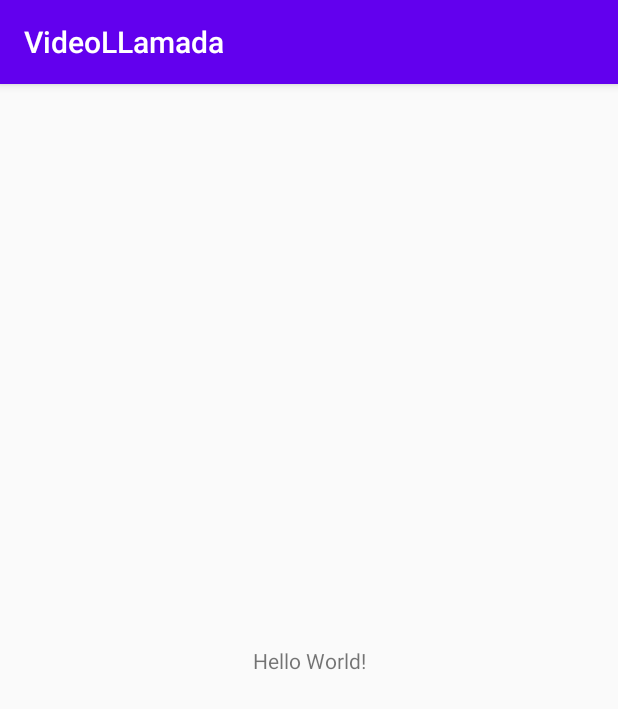
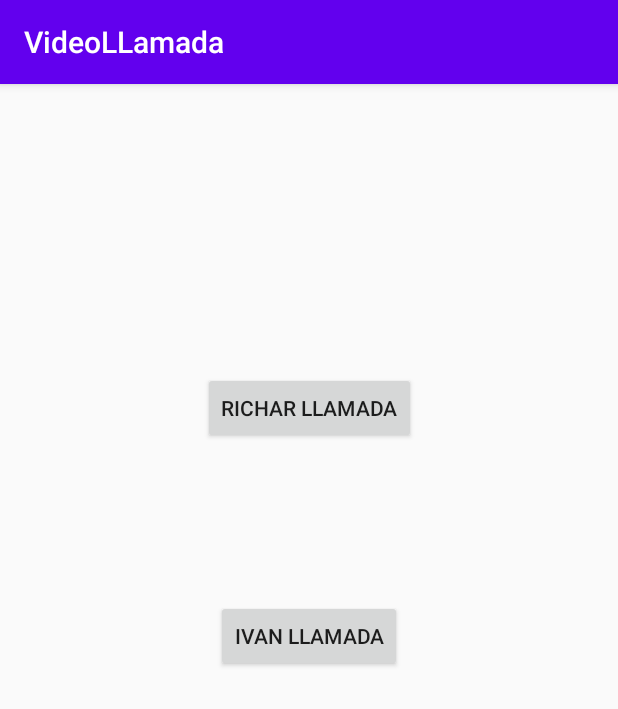
Before and after one commit to ivanescud/VideoLLamadaprueba, an Android app: the screen it shows after launch (MainActivity), on a phone screen of 412 x 824 dp. Shown: the top 709 px of the screen. Run offline under Robolectric (Android 15) with nearby library versions, the phone set to English and light mode, and no system bars.

Commit message:
Create main activity and class

```diff
--- a/app/src/main/AndroidManifest.xml
+++ b/app/src/main/AndroidManifest.xml
@@ -9,6 +9,8 @@
         android:roundIcon="@mipmap/ic_launcher_round"
         android:supportsRtl="true"
         android:theme="@style/AppTheme">
+        <activity android:name=".IvanLlamada"></activity>
+        <activity android:name=".RichardVideo" />
         <activity android:name=".MainActivity">
             <intent-filter>
                 <action android:name="android.intent.action.MAIN" />
--- a/app/src/main/java/com/simplelifestudio/videollamada/MainActivity.java
+++ b/app/src/main/java/com/simplelifestudio/videollamada/MainActivity.java
@@ -2,13 +2,54 @@ package com.simplelifestudio.videollamada;
 
 import androidx.appcompat.app.AppCompatActivity;
 
+import android.content.Intent;
 import android.os.Bundle;
+import android.view.View;
+import android.widget.Button;
 
-public class MainActivity extends AppCompatActivity {
+public class MainActivity extends AppCompatActivity implements View.OnClickListener {
+
+    private Button RCButton;
+    private Button IVButton;
 
     @Override
     protected void onCreate(Bundle savedInstanceState) {
         super.onCreate(savedInstanceState);
         setContentView(R.layout.activity_main);
+
+        init();
+
+
+
+
+    }
+
+
+
+
+    private void init() {
+
+        RCButton = findViewById(R.id.mainbutRBT);
+        IVButton = findViewById(R.id.mainIvanBT);
+
+
+        RCButton.setOnClickListener(this);
+        IVButton.setOnClickListener(this);
+
+    }
+
+    @Override
+    public void onClick(View view) {
+
+        switch (view.getId()){
+
+            case R.id.mainbutRBT:
+                startActivity(new Intent(getApplicationContext(),RichardVideo.class));
+            break;
+
+            case R.id.mainIvanBT:
+                startActivity(new Intent(getApplicationContext(),IvanLlamada.class));
+             break;
+        }
     }
 }
--- a/app/src/main/res/layout/activity_main.xml
+++ b/app/src/main/res/layout/activity_main.xml
@@ -6,13 +6,30 @@
     android:layout_height="match_parent"
     tools:context=".MainActivity">
 
-    <TextView
+    <Button
+        android:id="@+id/mainIvanBT"
         android:layout_width="wrap_content"
         android:layout_height="wrap_content"
-        android:text="Hello World!"
-        app:layout_constraintBottom_toBottomOf="parent"
-        app:layout_constraintLeft_toLeftOf="parent"
-        app:layout_constraintRight_toRightOf="parent"
+        android:layout_marginStart="162dp"
+        android:layout_marginTop="104dp"
+        android:layout_marginEnd="161dp"
+        android:text="Ivan Llamada"
+        app:layout_constraintEnd_toEndOf="parent"
+        app:layout_constraintHorizontal_bias="0.513"
+        app:layout_constraintStart_toStartOf="parent"
+        app:layout_constraintTop_toBottomOf="@+id/mainbutRBT" />
+
+    <Button
+        android:id="@+id/mainbutRBT"
+        android:layout_width="wrap_content"
+        android:layout_height="wrap_content"
+        android:layout_marginStart="162dp"
+        android:layout_marginTop="192dp"
+        android:layout_marginEnd="161dp"
+        android:text="Richar LLamada"
+        app:layout_constraintEnd_toEndOf="parent"
+        app:layout_constraintHorizontal_bias="0.509"
+        app:layout_constraintStart_toStartOf="parent"
         app:layout_constraintTop_toTopOf="parent" />
 
 </androidx.constraintlayout.widget.ConstraintLayout>
```
Also changed, not shown: app/src/main/java/com/simplelifestudio/videollamada/IvanLlamada.java (added, +14 -0 lines), app/src/main/java/com/simplelifestudio/videollamada/RichardVideo.java (added, +14 -0 lines), app/src/main/res/layout/activity_ivan_llamada.xml (added, +9 -0 lines), app/src/main/res/layout/activity_richard_video.xml (added, +9 -0 lines).
